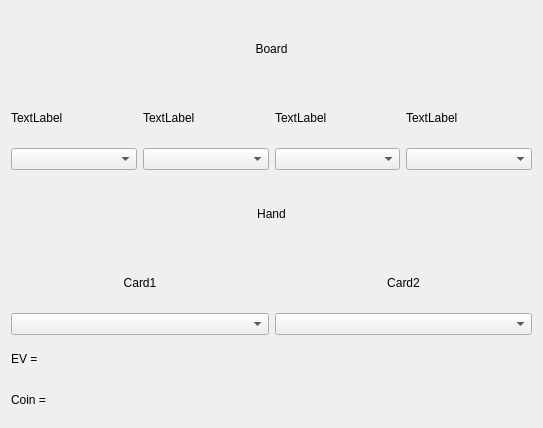
First picture: the form in Widgets/TestForm.ui, repository EvgenPervenenko/PokerBot, before the edit.
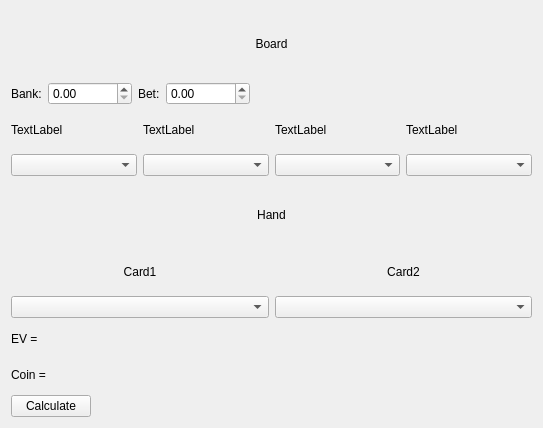
Second picture: the form after the edit.

```diff
--- a/Widgets/TestForm.ui
+++ b/Widgets/TestForm.ui
@@ -26,6 +26,59 @@
        </property>
       </widget>
      </item>
+     <item>
+      <layout class="QHBoxLayout" name="horizontalLayout_6">
+       <item>
+        <layout class="QHBoxLayout" name="horizontalLayout_4">
+         <item>
+          <widget class="QLabel" name="label_7">
+           <property name="text">
+            <string>Bank:</string>
+           </property>
+          </widget>
+         </item>
+         <item>
+          <widget class="QDoubleSpinBox" name="bank">
+           <property name="maximum">
+            <double>999999999999.000000000000000</double>
+           </property>
+          </widget>
+         </item>
+        </layout>
+       </item>
+       <item>
+        <layout class="QHBoxLayout" name="horizontalLayout_3">
+         <item>
+          <widget class="QLabel" name="label_8">
+           <property name="text">
+            <string>Bet:</string>
+           </property>
+          </widget>
+         </item>
+         <item>
+          <widget class="QDoubleSpinBox" name="bet">
+           <property name="maximum">
+            <double>999999999999.000000000000000</double>
+           </property>
+          </widget>
+         </item>
+        </layout>
+       </item>
+       <item>
+        <spacer name="horizontalSpacer_2">
+         <property name="orientation">
+          <enum>Qt::Horizontal</enum>
+         </property>
+         <property name="sizeHint" stdset="0">
+          <size>
+           <width>40</width>
+           <height>20</height>
+          </size>
+         </property>
+        </spacer>
+       </item>
+      </layout>
+     </item>
      <item>
       <layout class="QHBoxLayout" name="horizontalLayout">
        <item>
@@ -152,6 +205,30 @@
        </item>
       </layout>
      </item>
+     <item>
+      <layout class="QHBoxLayout" name="horizontalLayout_5">
+       <item>
+        <widget class="QPushButton" name="calculateButton">
+         <property name="text">
+          <string>Calculate</string>
+         </property>
+        </widget>
+       </item>
+       <item>
+        <spacer name="horizontalSpacer">
+         <property name="orientation">
+          <enum>Qt::Horizontal</enum>
+         </property>
+         <property name="sizeHint" stdset="0">
+          <size>
+           <width>40</width>
+           <height>20</height>
+          </size>
+         </property>
+        </spacer>
+       </item>
+      </layout>
+     </item>
     </layout>
    </item>
   </layout>
```
